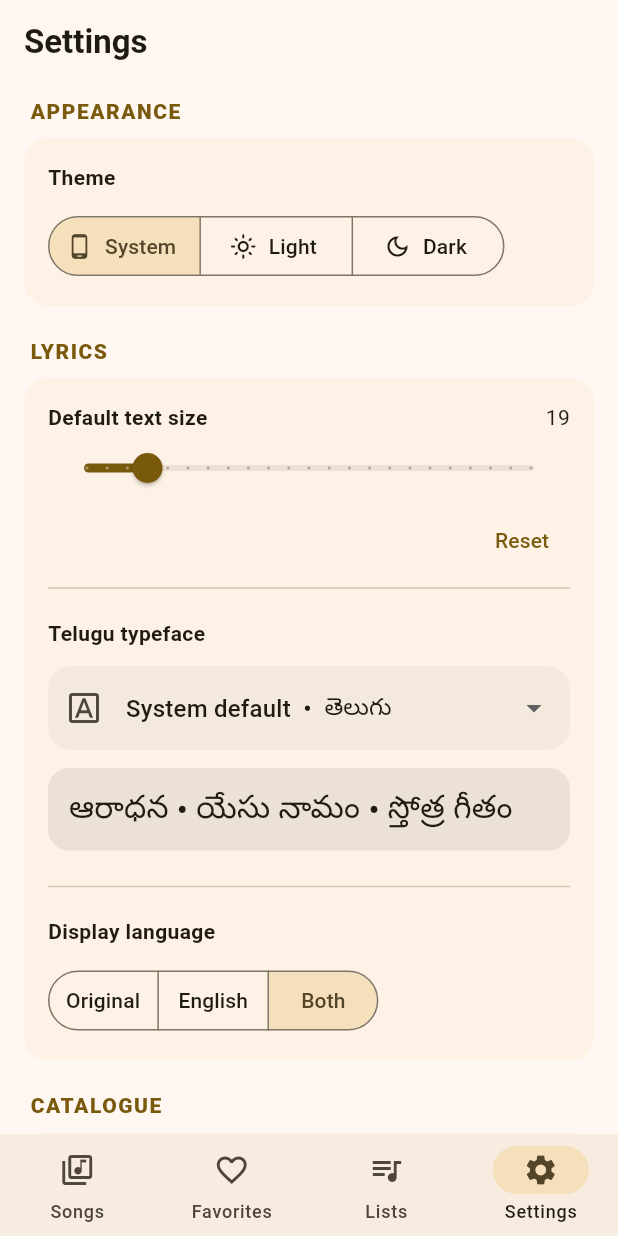
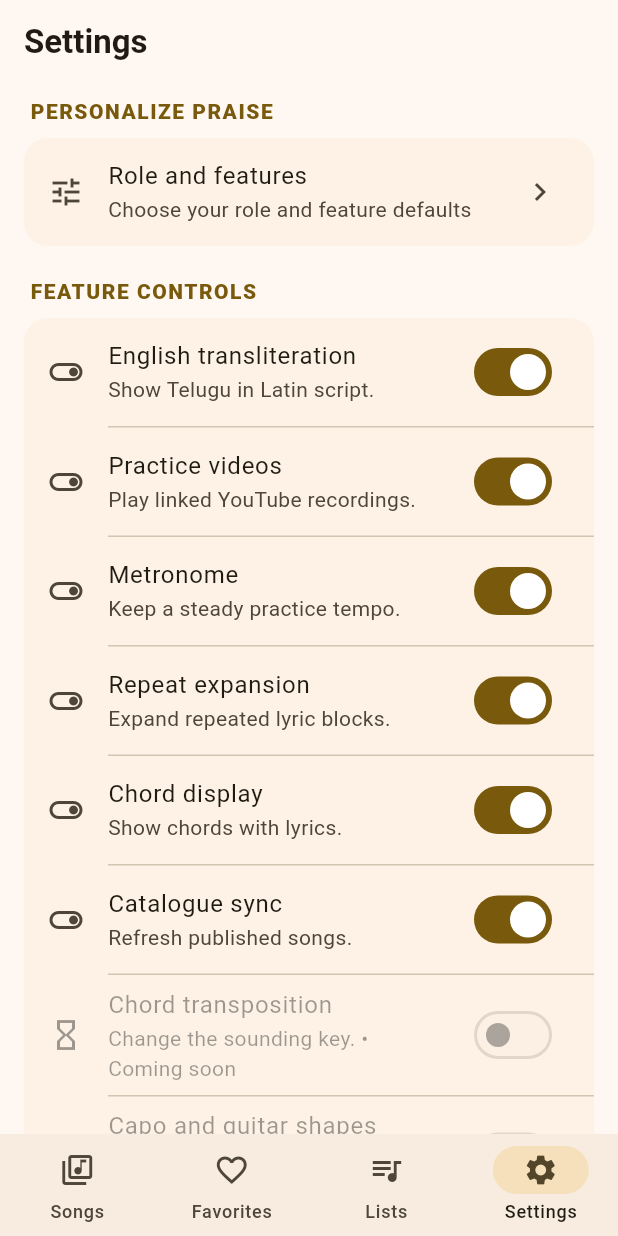
Before and after one commit to nani-samireddy/praise, a Flutter app: the SettingsScreen screen opened by its route, on a phone screen of 412 x 824 dp. Run offline on Flutter 3.47's test engine with Material 3 defaults, Android fonts, the phone set to English and light mode, and no system bars; our stand-ins replace app_links, dio, drift, drift_flutter, flutter_riverpod, go_router and 4 more; accounts and stored records are empty; generated files the repository leaves out were written again; statements that could not run were skipped.

Commit message:
Implement onboarding feature with role selection and feature controls

```diff
--- a/lib/app/router.dart
+++ b/lib/app/router.dart
@@ -12,6 +12,8 @@ import '../features/favorites/presentation/favorites_screen.dart';
 import '../features/songs/presentation/song_detail_screen.dart';
 import '../features/songs/presentation/songs_screen.dart';
 import '../features/settings/presentation/settings_screen.dart';
+import '../features/settings/presentation/starter_screen.dart';
+import '../features/settings/presentation/feature_providers.dart';
 import '../shared/presentation/app_shell.dart';
 
 final routerProvider = Provider<GoRouter>((ref) {
@@ -20,6 +22,9 @@ final routerProvider = Provider<GoRouter>((ref) {
     overridePlatformDefaultLocation: true,
     redirect: (context, state) {
       final uri = state.uri;
+      final onboarding = ref.read(onboardingCompleteProvider).valueOrNull;
+      if (onboarding == false && uri.path != '/starter') return '/starter';
+      if (onboarding != false && uri.path == '/starter') return '/songs';
       final isCollectionAppLink = uri.scheme == 'praise' && uri.host == 'list';
       final isCollectionWebLink =
           uri.scheme == 'https' &&
@@ -28,6 +33,12 @@ final routerProvider = Provider<GoRouter>((ref) {
       return isCollectionAppLink || isCollectionWebLink ? '/songs' : null;
     },
     routes: [
+      GoRoute(
+        path: '/starter',
+        builder: (context, state) => StarterScreen(
+          changeRole: state.uri.queryParameters['change'] == 'true',
+        ),
+      ),
       StatefulShellRoute.indexedStack(
         builder: (context, state, navigationShell) {
           return CollectionLinkHandler(
@@ -114,6 +125,9 @@ final routerProvider = Provider<GoRouter>((ref) {
       ),
     ],
   );
+  // Refresh redirects when onboarding changes without recreating the router
+  // (which would reset the active shell tab when a Settings toggle changes).
+  ref.listen(onboardingCompleteProvider, (_, _) => router.refresh());
   ref.onDispose(router.dispose);
   return router;
 });
--- a/lib/core/database/app_database.dart
+++ b/lib/core/database/app_database.dart
@@ -14,6 +14,9 @@ class Songs extends Table {
   TextColumn get imagePath => text().nullable()();
   TextColumn get maleVideoUrl => text().nullable()();
   TextColumn get femaleVideoUrl => text().nullable()();
+
+  /// JSON encoded structured sections/chords/arrangements.
+  TextColumn get structureJson => text().nullable()();
 
   // Internal ownership and synchronization fields are not part of the song
   // editing form, but protect user-created songs during catalogue refreshes.
@@ -92,7 +95,7 @@ class AppDatabase extends _$AppDatabase {
     : super(executor ?? driftDatabase(name: 'praise'));
 
   @override
-  int get schemaVersion => 5;
+  int get schemaVersion => 6;
 
   Stream<List<Song>> watchSongs({String search = ''}) {
     final query = select(songs)
@@ -179,6 +182,9 @@ class AppDatabase extends _$AppDatabase {
         await migrator.addColumn(songs, songs.maleVideoUrl);
         await migrator.addColumn(songs, songs.femaleVideoUrl);
       }
+      if (from < 6) {
+        await migrator.addColumn(songs, songs.structureJson);
+      }
     },
     beforeOpen: (details) async {
       await customStatement('PRAGMA foreign_keys = ON');
--- /dev/null
+++ b/lib/features/settings/data/feature_flags.dart
@@ -0,0 +1,209 @@
+import 'package:drift/drift.dart';
+
+import '../../../core/database/app_database.dart';
+
+enum PrimaryRole { singer, musician, worshipLeader }
+
+enum FeatureKey {
+  transliteration,
+  practiceVideos,
+  metronome,
+  repeatExpansion,
+  chordDisplay,
+  chordTranspose,
+  capoShapes,
+  stageMode,
+  autoScroll,
+  vocalRange,
+  startingPitch,
+  harmony,
+  arrangements,
+  rehearsal,
+  teams,
+  liveWorship,
+  cloudBackup,
+  lumina,
+  catalogueSync,
+}
+
+class FeatureDefinition {
+  const FeatureDefinition(
+    this.key,
+    this.label,
+    this.description, {
+    this.available = true,
+  });
+  final FeatureKey key;
+  final String label;
+  final String description;
+  final bool available;
+}
+
+const featureDefinitions = <FeatureDefinition>[
+  FeatureDefinition(
+    FeatureKey.transliteration,
+    'English transliteration',
+    'Show Telugu in Latin script.',
+  ),
+  FeatureDefinition(
+    FeatureKey.practiceVideos,
+    'Practice videos',
+    'Play linked YouTube recordings.',
+  ),
+  FeatureDefinition(
+    FeatureKey.metronome,
+    'Metronome',
+    'Keep a steady practice tempo.',
+  ),
+  FeatureDefinition(
+    FeatureKey.repeatExpansion,
+    'Repeat expansion',
+    'Expand repeated lyric blocks.',
+  ),
+  FeatureDefinition(
+    FeatureKey.chordDisplay,
+    'Chord display',
+    'Show chords with lyrics.',
+  ),
+  FeatureDefinition(
+    FeatureKey.catalogueSync,
+    'Catalogue sync',
+    'Refresh published songs.',
+  ),
+  FeatureDefinition(
+    FeatureKey.chordTranspose,
+    'Chord transposition',
+    'Change the sounding key.',
+    available: false,
+  ),
+  FeatureDefinition(
+    FeatureKey.capoShapes,
+    'Capo and guitar shapes',
+    'Show playable guitar shapes.',
+    available: false,
+  ),
+  FeatureDefinition(
+    FeatureKey.stageMode,
+    'Stage mode',
+    'Distraction-free live display.',
+    available: false,
+  ),
+  FeatureDefinition(
+    FeatureKey.autoScroll,
+    'Auto-scroll',
+    'Scroll lyrics while performing.',
+    available: false,
+  ),
+  FeatureDefinition(
+    FeatureKey.vocalRange,
+    'Vocal range tools',
+    'Track range and suggested keys.',
+    available: false,
+  ),
+  FeatureDefinition(
+    FeatureKey.startingPitch,
+    'Starting pitch',
+    'Play a reference starting note.',
+    available: false,
+  ),
+  FeatureDefinition(
+    FeatureKey.harmony,
+    'Harmony parts',
+    'Practice vocal harmony lines.',
+    available: false,
+  ),
+  FeatureDefinition(
+    FeatureKey.arrangements,
+    'Arrangement builder',
+    'Create service-specific song orders.',
+    available: false,
+  ),
+  FeatureDefinition(
+    FeatureKey.rehearsal,
+    'Rehearsal loops and count-in',
+    'Practice selected sections.',
+    available: false,
+  ),
+  FeatureDefinition(
+    FeatureKey.teams,
+    'Worship teams',
+    'Coordinate musicians and services.',
+    available: false,
+  ),
+  FeatureDefinition(
+    FeatureKey.liveWorship,
+    'Live worship control',
+    'Synchronize the current section.',
+    available: false,
+  ),
+  FeatureDefinition(
+    FeatureKey.cloudBackup,
+    'Cloud backup',
+    'Back up personal data.',
+    available: false,
+  ),
+  FeatureDefinition(
+    FeatureKey.lumina,
+    'Lumina integration',
+    'Present lyrics to Lumina.',
+    available: false,
+  ),
+];
+
+Set<FeatureKey> roleDefaults(PrimaryRole role) {
+  final enabled = <FeatureKey>{
+    FeatureKey.transliteration,
+    FeatureKey.practiceVideos,
+    FeatureKey.repeatExpansion,
+  };
+  if (role != PrimaryRole.singer) {
+    enabled.addAll({FeatureKey.chordDisplay, FeatureKey.metronome});
+  }
+  if (role == PrimaryRole.worshipLeader) {
+    enabled.add(FeatureKey.catalogueSync);
+  }
+  return enabled;
+}
+
+class FeatureSettingsStore {
+  FeatureSettingsStore(this.database);
+  final AppDatabase database;
+  static const onboardingKey = 'setting_onboarding_complete';
+  static const roleKey = 'setting_primary_role';
+  String key(FeatureKey feature) => 'feature_${feature.name}_enabled';
+  Stream<String?> watch(String key) => (database.select(
+    database.appMetadata,
+  )..where((r) => r.key.equals(key))).watchSingleOrNull().map((r) => r?.value);
+  Future<void> set(String key, String value) async => database
+      .into(database.appMetadata)
+      .insert(
+        AppMetadataCompanion.insert(
+          key: key,
+          value: value,
+          updatedAt: DateTime.now().toUtc(),
+        ),
+        mode: InsertMode.insertOrReplace,
+      );
+  Stream<bool> watchOnboarding() =>
+      watch(onboardingKey).map((v) => v == null ? true : v == 'true');
+  Stream<PrimaryRole?> watchRole() => watch(roleKey).map((v) {
+    for (final role in PrimaryRole.values) {
+      if (role.name == v) return role;
+    }
+    return null;
+  });
+  Stream<bool> watchFeature(FeatureKey feature) =>
+      watch(key(feature)).map((v) => v == null ? true : v == 'true');
+  Future<void> complete(PrimaryRole role) async {
+    await set(roleKey, role.name);
+    await set(onboardingKey, 'true');
+    for (final f in featureDefinitions) {
+      await set(
+        key(f.key),
+        roleDefaults(role).contains(f.key) ? 'true' : 'false',
+      );
+    }
+  }
+
+  Future<void> reset() => set(onboardingKey, 'false');
+}
--- /dev/null
+++ b/lib/features/settings/presentation/feature_providers.dart
@@ -0,0 +1,17 @@
+import 'package:flutter_riverpod/flutter_riverpod.dart';
+
+import '../../../core/database/app_database.dart';
+import '../data/feature_flags.dart';
+
+final featureSettingsStoreProvider = Provider(
+  (ref) => FeatureSettingsStore(ref.watch(databaseProvider)),
+);
+final onboardingCompleteProvider = StreamProvider<bool>(
+  (ref) => ref.watch(featureSettingsStoreProvider).watchOnboarding(),
+);
+final primaryRoleProvider = StreamProvider<PrimaryRole?>(
+  (ref) => ref.watch(featureSettingsStoreProvider).watchRole(),
+);
+final featureEnabledProvider = StreamProvider.family<bool, FeatureKey>(
+  (ref, key) => ref.watch(featureSettingsStoreProvider).watchFeature(key),
+);
--- a/lib/features/settings/presentation/settings_screen.dart
+++ b/lib/features/settings/presentation/settings_screen.dart
@@ -1,5 +1,6 @@
 import 'package:flutter/material.dart';
 import 'package:flutter_riverpod/flutter_riverpod.dart';
+import 'package:go_router/go_router.dart';
 
 import '../../../core/config/app_config.dart';
 import '../../catalogue_sync/presentation/catalogue_sync_feedback.dart';
@@ -10,6 +11,8 @@ import '../../feedback/presentation/feedback_dialogs.dart';
 import '../data/settings_repository.dart';
 import '../data/telugu_font.dart';
 import 'settings_providers.dart';
+import 'feature_providers.dart';
+import '../data/feature_flags.dart';
 
 class SettingsScreen extends ConsumerStatefulWidget {
   const SettingsScreen({super.key});
@@ -52,6 +55,11 @@ class _SettingsScreenState extends ConsumerState<SettingsScreen> {
     final syncState = ref.watch(catalogueSyncControllerProvider);
     final syncProgress = ref.watch(catalogueSyncProgressProvider);
     final catalogueStatus = ref.watch(catalogueStatusProvider).valueOrNull;
+    final catalogueSyncEnabled =
+        ref
+            .watch(featureEnabledProvider(FeatureKey.catalogueSync))
+            .valueOrNull ??
+        true;
 
     return Scaffold(
       appBar: AppBar(
@@ -63,6 +71,33 @@ class _SettingsScreenState extends ConsumerState<SettingsScreen> {
       body: ListView(
         padding: const EdgeInsets.fromLTRB(16, 8, 16, 32),
         children: [
+          const _SectionTitle('Personalize Praise'),
+          Card(
+            child: ListTile(
+              leading: const Icon(Icons.tune),
+              title: const Text('Role and features'),
+              subtitle: Text(
+                ref.watch(primaryRoleProvider).valueOrNull?.name ??
+                    'Choose your role and feature defaults',
+              ),
+              trailing: const Icon(Icons.chevron_right),
+              onTap: () => context.go('/starter?change=true'),
+            ),
+          ),
+          const SizedBox(height: 20),
+          const _SectionTitle('Feature controls'),
+          Card(
+            child: Column(
+              children: [
+                for (var i = 0; i < featureDefinitions.length; i++) ...[
+                  _FeatureTile(definition: featureDefinitions[i]),
+                  if (i < featureDefinitions.length - 1)
+                    const Divider(height: 1, indent: 56),
+                ],
+              ],
+            ),
+          ),
+          const SizedBox(height: 20),
           const _SectionTitle('Appearance'),
           Card(
             child: Padding(
@@ -265,6 +300,11 @@ class _SettingsScreenState extends ConsumerState<SettingsScreen> {
                             style: Theme.of(context).textTheme.bodySmall,
                           ),
                         ],
+                        if (!catalogueSyncEnabled)
+                          Text(
+                            'Catalogue refresh is disabled in Feature controls.',
+                            style: Theme.of(context).textTheme.bodySmall,
+                          ),
                         if (syncProgress != null)
                           CatalogueSyncProgressView(
                             progress: syncProgress,
@@ -284,7 +324,9 @@ class _SettingsScreenState extends ConsumerState<SettingsScreen> {
                     )
                   else
                     IconButton.filledTonal(
-                      onPressed: AppConfig.isCatalogueSyncConfigured
+                      onPressed:
+                          catalogueSyncEnabled &&
+                              AppConfig.isCatalogueSyncConfigured
                           ? _refreshCatalogue
                           : null,
                       tooltip: 'Refresh catalogue',
@@ -383,6 +425,38 @@ class _SettingsScreenState extends ConsumerState<SettingsScreen> {
   }
 }
 
+class _FeatureTile extends ConsumerWidget {
+  const _FeatureTile({required this.definition});
+  final FeatureDefinition definition;
+  @override
+  Widget build(BuildContext context, WidgetRef ref) {
+    final enabled = definition.available
+        ? (ref.watch(featureEnabledProvider(definition.key)).valueOrNull ??
+              true)
+        : false;
+    return SwitchListTile(
+      secondary: Icon(
+        definition.available ? Icons.toggle_on_outlined : Icons.hourglass_empty,
+      ),
+      title: Text(definition.label),
+      subtitle: Text(
+        definition.available
+            ? definition.description
+            : '${definition.description} • Coming soon',
+      ),
+      value: enabled,
+      onChanged: definition.available
+          ? (value) => ref
+                .read(featureSettingsStoreProvider)
+                .set(
+                  ref.read(featureSettingsStoreProvider).key(definition.key),
+                  value.toString(),
+                )
+          : null,
+    );
+  }
+}
+
 String _catalogueStatusText(int? version, DateTime? lastSync) {
   if (lastSync == null) return 'Bundled songs are available offline.';
   final local = lastSync.toLocal();
--- /dev/null
+++ b/lib/features/settings/presentation/starter_screen.dart
@@ -0,0 +1,91 @@
+import 'package:flutter/material.dart';
+import 'package:flutter_riverpod/flutter_riverpod.dart';
+import 'package:go_router/go_router.dart';
+
+import '../data/feature_flags.dart';
+import 'feature_providers.dart';
+
+class StarterScreen extends ConsumerStatefulWidget {
+  const StarterScreen({super.key, this.changeRole = false});
+  final bool changeRole;
+  @override
+  ConsumerState<StarterScreen> createState() => _StarterScreenState();
+}
+
+class _StarterScreenState extends ConsumerState<StarterScreen> {
+  PrimaryRole? selected;
+  @override
+  Widget build(BuildContext context) => Scaffold(
+    body: SafeArea(
+      child: Center(
+        child: ConstrainedBox(
+          constraints: const BoxConstraints(maxWidth: 520),
+          child: Padding(
+            padding: const EdgeInsets.all(24),
+            child: Column(
+              mainAxisAlignment: MainAxisAlignment.center,
+              crossAxisAlignment: CrossAxisAlignment.stretch,
+              children: [
+                Text(
+                  widget.changeRole ? 'Change your role' : 'Welcome to Praise',
+                  style: Theme.of(context).textTheme.headlineMedium
+                      ?.copyWith(fontWeight: FontWeight.w800),
+                ),
+                const SizedBox(height: 12),
+                Text(
+                  widget.changeRole
+                      ? 'Choose a role to reset your feature defaults.'
+                      : 'Choose the role that best matches how you use Praise. You can change every feature later in Settings.',
+                ),
+                const SizedBox(height: 28),
+                for (final role in PrimaryRole.values) _role(context, role),
+                const SizedBox(height: 20),
+                FilledButton(
+                  onPressed: selected == null
+                      ? null
+                      : () async {
+                          await ref
+                              .read(featureSettingsStoreProvider)
+                              .complete(selected!);
+                          if (context.mounted) context.go('/songs');
+                        },
+                  child: const Text('Continue'),
+                ),
+              ],
+            ),
+          ),
+        ),
+      ),
+    ),
+  );
+  Widget _role(BuildContext context, PrimaryRole role) {
+    final labels = {
+      PrimaryRole.singer: 'Singer',
+      PrimaryRole.musician: 'Musician',
+      PrimaryRole.worshipLeader: 'Worship leader',
+    };
+    final icons = {
+      PrimaryRole.singer: Icons.mic,
+      PrimaryRole.musician: Icons.music_note,
+      PrimaryRole.worshipLeader: Icons.groups,
+    };
+    return Card(
+      color: selected == role
+          ? Theme.of(context).colorScheme.primaryContainer
+          : null,
+      child: ListTile(
+        leading: Icon(icons[role]),
+        title: Text(labels[role]!),
+        subtitle: Text(
+          role == PrimaryRole.singer
+              ? 'Lyrics and vocal practice'
+              : role == PrimaryRole.musician
+              ? 'Chords, tempo and practice tools'
+              : 'Setlists and worship preparation',
+        ),
+        trailing: selected == role ? const Icon(Icons.check) : null,
+        onTap: () => setState(() => selected = role),
+      ),
+    );
+  }
+}
--- a/pubspec.yaml
+++ b/pubspec.yaml
@@ -82,6 +82,7 @@ flutter:
 
   assets:
     - assets/data/songs.json
+    - assets/data/song_structures.json
     - assets/fonts/licenses/
     - assets/tessdata_config.json
     - assets/tessdata/
```
Also changed, not shown: assets/data/song_structures.json (added, +28 -0 lines), lib/core/database/seed_service.dart (+22 -1 lines), lib/features/songs/presentation/song_detail_screen.dart (+43 -5 lines), lib/features/songs/presentation/structured_lyrics.dart (added, +200 -0 lines), lib/main.dart (+17 -0 lines), lib/core/database/app_database.g.dart, 1 other file.
